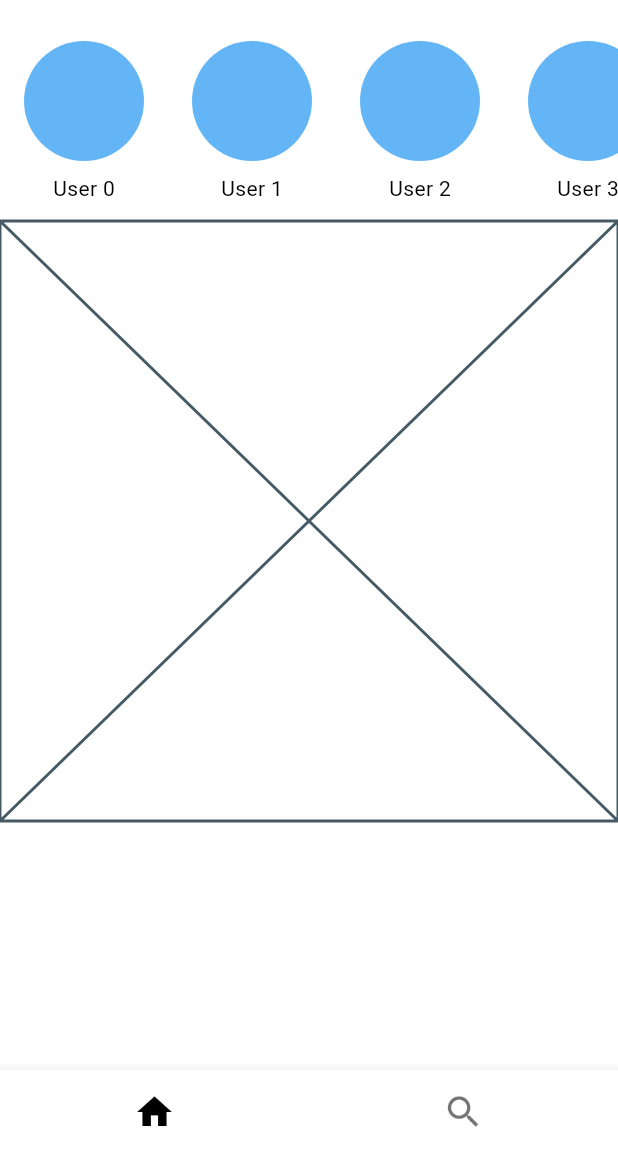
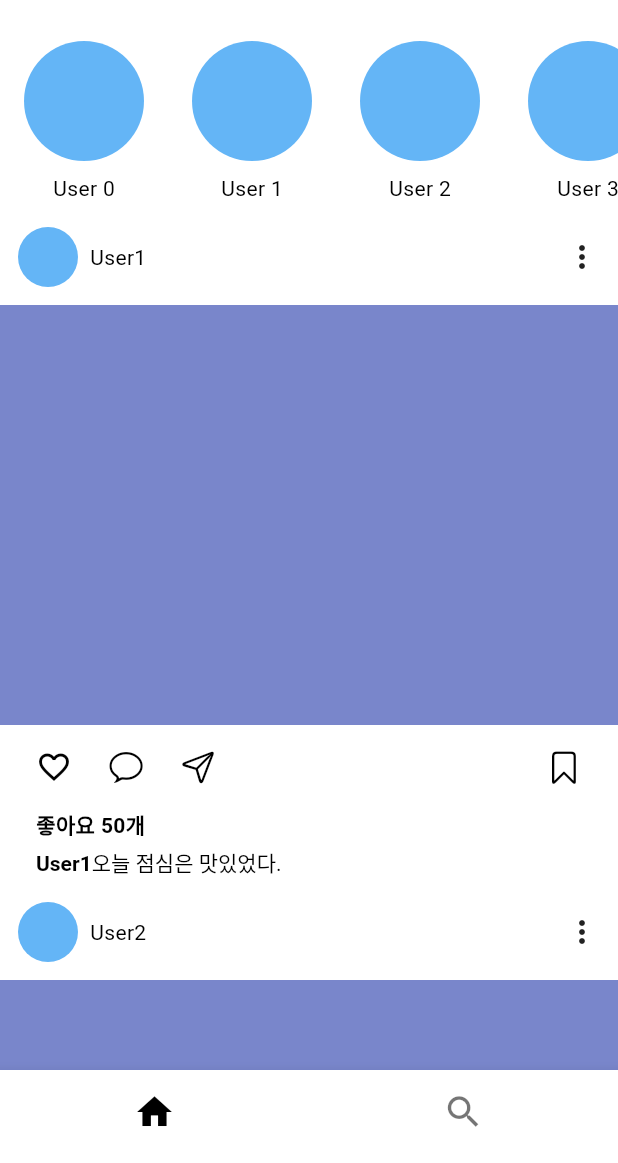
Before and after one commit to hoony00/instagram_clone, a Flutter app: the screen it shows after launch, on a phone screen of 412 x 824 dp, the part 73-1236 px from its top. Run offline on Flutter 3.47's test engine with Material 2 defaults, Android fonts, the phone set to English and light mode, and no system bars; our stand-ins replace google_fonts.

Commit message:
피드 Ui 완료

```diff
--- a/lib/screen/home_screen.dart
+++ b/lib/screen/home_screen.dart
@@ -1,3 +1,4 @@
+import 'package:flutter/cupertino.dart';
 import 'package:flutter/material.dart';
 
 class HomeScreen extends StatelessWidget {
@@ -6,12 +7,10 @@ class HomeScreen extends StatelessWidget {
   @override
   Widget build(BuildContext context) {
     return const SingleChildScrollView(
-      child: Column(
-          children: [
-            StoryArea(),
-            FeedList(),
-          ]
-      ),
+      child: Column(children: [
+        StoryArea(),
+        FeedList(),
+      ]),
     );
   }
 }
@@ -24,7 +23,8 @@ class StoryArea extends StatelessWidget {
     return SingleChildScrollView(
       scrollDirection: Axis.horizontal,
       child: Row(
-        children: List.generate(10, (index) => UserStory(userName: 'User $index')),
+        children:
+            List.generate(10, (index) => UserStory(userName: 'User $index')),
       ),
     );
   }
@@ -49,22 +49,132 @@ class UserStory extends StatelessWidget {
             height: 80,
             margin: const EdgeInsets.symmetric(vertical: 8, horizontal: 8),
             decoration: BoxDecoration(
-              color: Colors.blue.shade300,
-              borderRadius: BorderRadius.circular(40)
-            ),
+                color: Colors.blue.shade300,
+                borderRadius: BorderRadius.circular(40)),
           ),
-        Text(userName),
+          Text(userName),
         ],
       ),
     );
   }
 }
 
+class FeedData {
+  final String userName;
+  final int likeCount;
+  final String content;
+
+  FeedData(
+      {required this.userName, required this.likeCount, required this.content});
+}
+
+final feedDataList = [
+  FeedData(userName: 'User1', likeCount: 50, content: '오늘 점심은 맛있었다.'),
+  FeedData(userName: 'User2', likeCount: 24, content: '내일 운동가기 싫다.'),
+  FeedData(userName: 'User3', likeCount: 82, content: '오늘 아침 안먹음.'),
+  FeedData(userName: 'User4', likeCount: 92, content: '오늘 저녁은 머먹지.'),
+  FeedData(userName: 'User5', likeCount: 43, content: '공부하기 싫다.'),
+  FeedData(userName: 'User6', likeCount: 72, content: '플러터 공부중.'),
+  FeedData(userName: 'User7', likeCount: 3, content: '인스타 클론코딩.'),
+  FeedData(userName: 'User8', likeCount: 0, content: '운동 언제가지.'),
+  FeedData(userName: 'User9', likeCount: 35, content: '화산귀한 결제할까.'),
+];
+
 class FeedList extends StatelessWidget {
   const FeedList({super.key});
 
   @override
   Widget build(BuildContext context) {
-    return const Placeholder();
+    return ListView.builder(
+      shrinkWrap: true,
+      physics: const NeverScrollableScrollPhysics(),
+      itemCount: feedDataList.length,
+      itemBuilder: (context, index) => FeedItem(feedData: feedDataList[index]),
+    );
   }
 }
+
+class FeedItem extends StatelessWidget {
+  final FeedData feedData;
+
+  const FeedItem({required this.feedData, super.key});
+
+  @override
+  Widget build(BuildContext context) {
+    return Column(
+      crossAxisAlignment: CrossAxisAlignment.start,
+      children: [
+        Padding(
+          padding: const EdgeInsets.symmetric(vertical: 4, horizontal: 12),
+          child: Row(
+            mainAxisAlignment: MainAxisAlignment.spaceBetween,
+            children: [
+              Row(
+                children: [
+                  Container(
+                    height: 40,
+                    width: 40,
+                    decoration: BoxDecoration(
+                      borderRadius: BorderRadius.circular(20),
+                      color: Colors.blue.shade300,
+                    ),
+                  ),
+                  const SizedBox(
+                    width: 8,
+                  ),
+                  Text(feedData.userName),
+                ],
+              ),
+              Icon(Icons.more_vert),
+            ],
+          ),
+        ),
+        const SizedBox(height: 8),
+        Container(
+          width: double.infinity,
+          height: 280,
+          color: Colors.indigo.shade300,
+        ),
+        Padding(
+          padding: const EdgeInsets.symmetric(vertical: 4, horizontal: 12),
+          child: Row(
+            mainAxisAlignment: MainAxisAlignment.spaceBetween,
+            children: [
+              Row(
+                children: [
+                  IconButton(
+                      onPressed: () {}, icon: Icon(Icons.favorite_outline)),
+                  IconButton(
+                      onPressed: () {}, icon: Icon(CupertinoIcons.chat_bubble)),
+                  IconButton(
+                      onPressed: () {}, icon: Icon(CupertinoIcons.paperplane)),
+                ],
+              ),
+              IconButton(onPressed: () {}, icon: Icon(CupertinoIcons.bookmark)),
+            ],
+          ),
+        ),
+        Padding(
+          padding: const EdgeInsets.symmetric(horizontal: 24),
+          child: Text(
+            '좋아요 ${feedData.likeCount}개',
+            style: TextStyle(fontWeight: FontWeight.bold),
+          ),
+        ),
+        Padding(
+          padding: const EdgeInsets.symmetric(horizontal: 24, vertical: 4),
+          child: RichText(
+            text: TextSpan(children: [
+              TextSpan(
+                  text: feedData.userName ,
+                  style: TextStyle(fontWeight: FontWeight.bold)),
+              TextSpan(text: feedData.content),
+            ], style: TextStyle(color: Colors.black),
+            ),
+          ),
+        ),
+      const SizedBox(height: 8),
+      ],
+    );
+  }
+}
```
